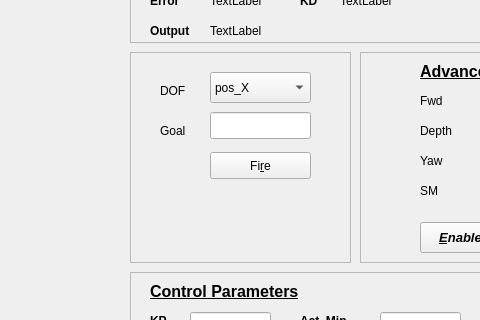
silverbullet1/bbauv, file src/GUI/ControlUI.ui: the form before one commit; both pictures show x 270 to 750 and y 137 to 457 of the 945 by 573 pixel window.
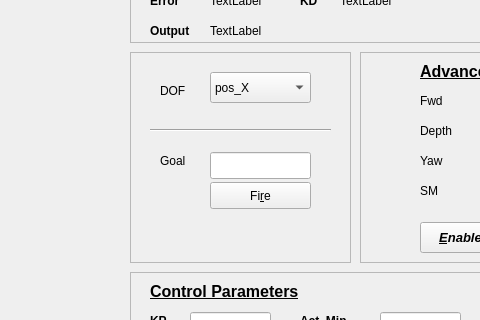
The form after the commit. Custom widgets are drawn as their Qt base class.

The edit to the form file:
```diff
--- a/src/GUI/ControlUI.ui
+++ b/src/GUI/ControlUI.ui
@@ -879,7 +879,7 @@
      <property name="geometry">
       <rect>
        <x>80</x>
-       <y>100</y>
+       <y>130</y>
        <width>101</width>
        <height>27</height>
       </rect>
@@ -901,7 +901,7 @@
      <property name="geometry">
       <rect>
        <x>80</x>
-       <y>60</y>
+       <y>100</y>
        <width>101</width>
        <height>27</height>
       </rect>
@@ -914,7 +914,7 @@
      <property name="geometry">
       <rect>
        <x>30</x>
-       <y>70</y>
+       <y>100</y>
        <width>51</width>
        <height>17</height>
       </rect>
@@ -976,6 +976,19 @@
       </property>
      </item>
     </widget>
+    <widget class="Line" name="line">
+     <property name="geometry">
+      <rect>
+       <x>20</x>
+       <y>70</y>
+       <width>181</width>
+       <height>16</height>
+      </rect>
+     </property>
+     <property name="orientation">
+      <enum>Qt::Horizontal</enum>
+     </property>
+    </widget>
    </widget>
    <widget class="QComboBox" name="graphType">
     <property name="geometry">
```
Left out of the diff: 26 changed lines with no effect on the pictures.
